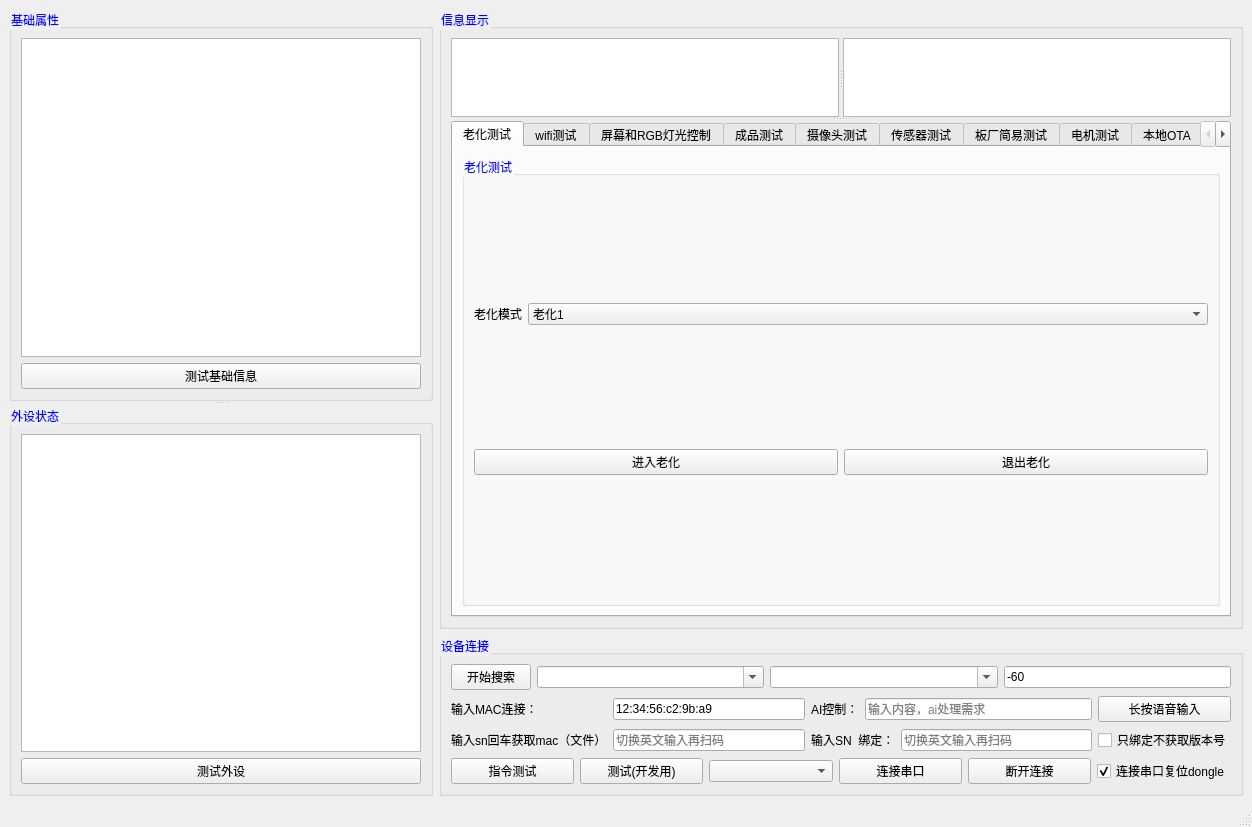
Before: the Qt Designer form mainwindow.ui in yuhuang163/test, drawn with Qt 5.
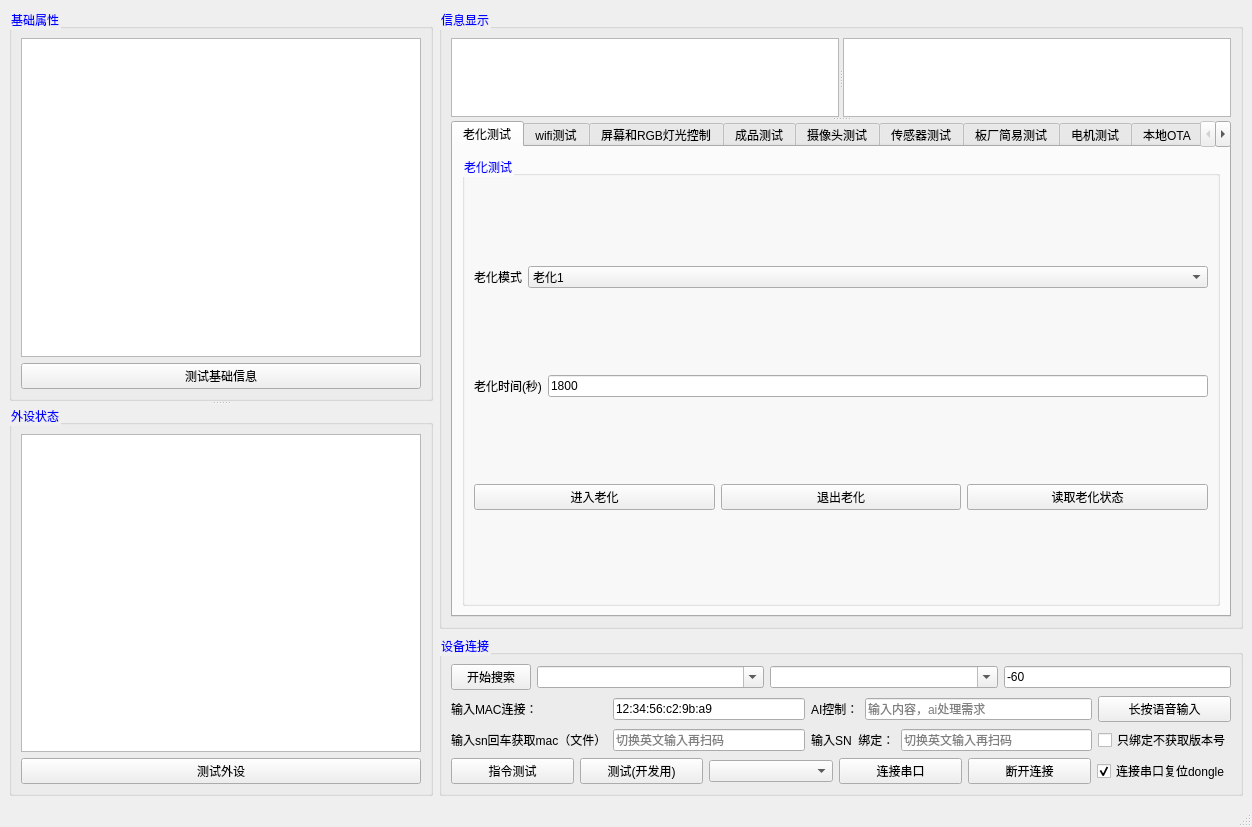
After: the same form once the commit is applied.

Commit message: 更新老化模式和吸力测试模式的UI及逻辑，新增相关按钮和状态读取功能，调整老化时间输入方式以支持动态设置。

Patch:
```diff
--- a/mainwindow.ui
+++ b/mainwindow.ui
@@ -253,6 +253,24 @@
                      </item>
                     </layout>
                    </item>
+                   <item>
+                    <layout class="QHBoxLayout" name="horizontalLayout_103">
+                     <item>
+                      <widget class="QLabel" name="label_108">
+                       <property name="text">
+                        <string>老化时间(秒)</string>
+                       </property>
+                      </widget>
+                     </item>
+                     <item>
+                      <widget class="QLineEdit" name="burningModetime">
+                       <property name="text">
+                        <string>1800</string>
+                       </property>
+                      </widget>
+                     </item>
+                    </layout>
+                   </item>
                    <item>
                     <layout class="QHBoxLayout" name="horizontalLayout_10">
                      <property name="leftMargin">
@@ -275,6 +293,13 @@
                        </property>
                       </widget>
                      </item>
+                     <item>
+                      <widget class="QPushButton" name="readBurningModestatus">
+                       <property name="text">
+                        <string>读取老化状态</string>
+                       </property>
+                      </widget>
+                     </item>
                     </layout>
                    </item>
                   </layout>
```
Left out of the diff: 14 changed lines with no effect on the pictures. The commit also changes 6 other files.
